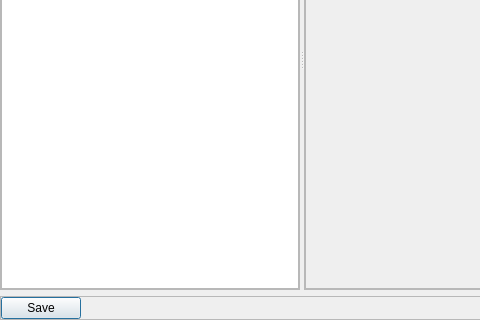
Qt form imagejockey/svd/svdanalysisdialog.ui (PauloCarvalhoRJ/gammaray) before a commit; both pictures show x 0 to 480 and y 173 to 493 of the 671 by 493 pixel window.
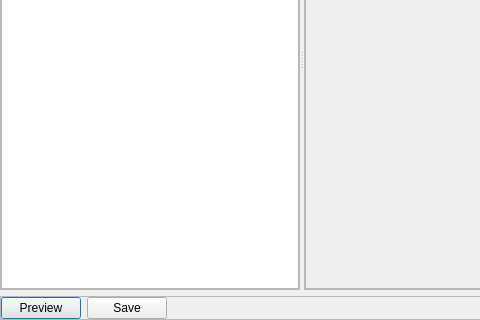
The same form after that commit. Custom widgets are drawn as their Qt base class.

Commit message: Added preview of sum of selected factors in SVD Analysis dialog.

Patch:
```diff
--- a/imagejockey/svd/svdanalysisdialog.ui
+++ b/imagejockey/svd/svdanalysisdialog.ui
@@ -149,6 +149,13 @@
       <property name="bottomMargin">
        <number>0</number>
       </property>
+      <item>
+       <widget class="QPushButton" name="btnPreview">
+        <property name="text">
+         <string>Preview</string>
+        </property>
+       </widget>
+      </item>
       <item>
        <widget class="QPushButton" name="btnSave">
         <property name="text">
```
Left out of the diff: 21 changed lines with no effect on the pictures. The commit also changes 7 other files.
